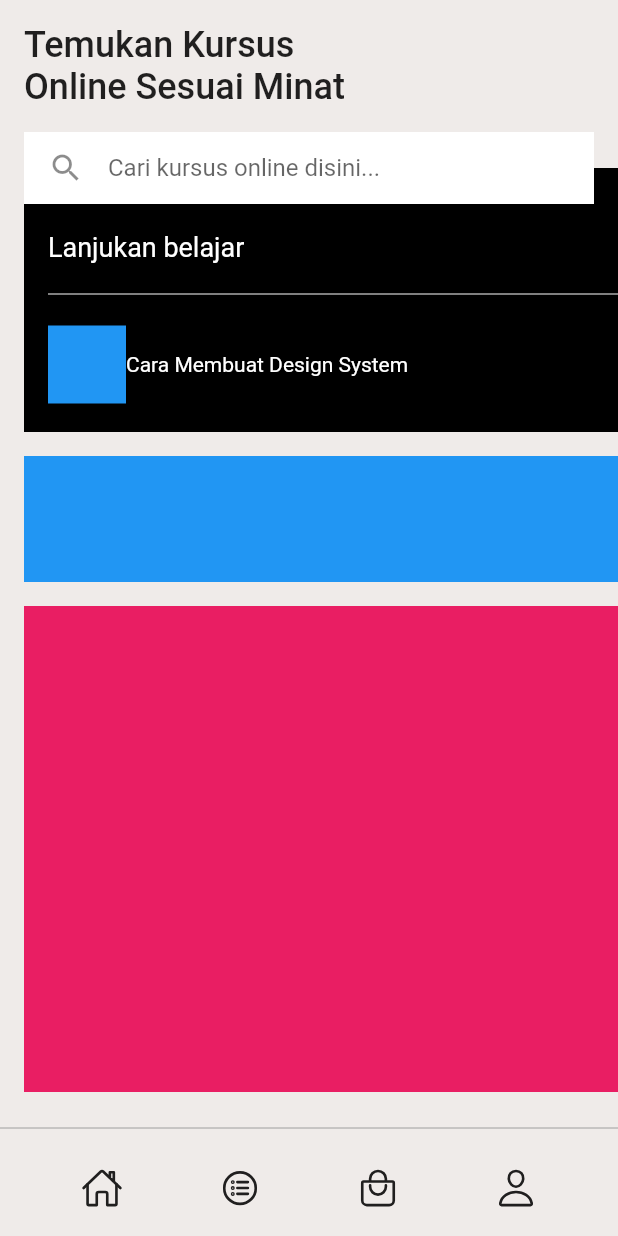
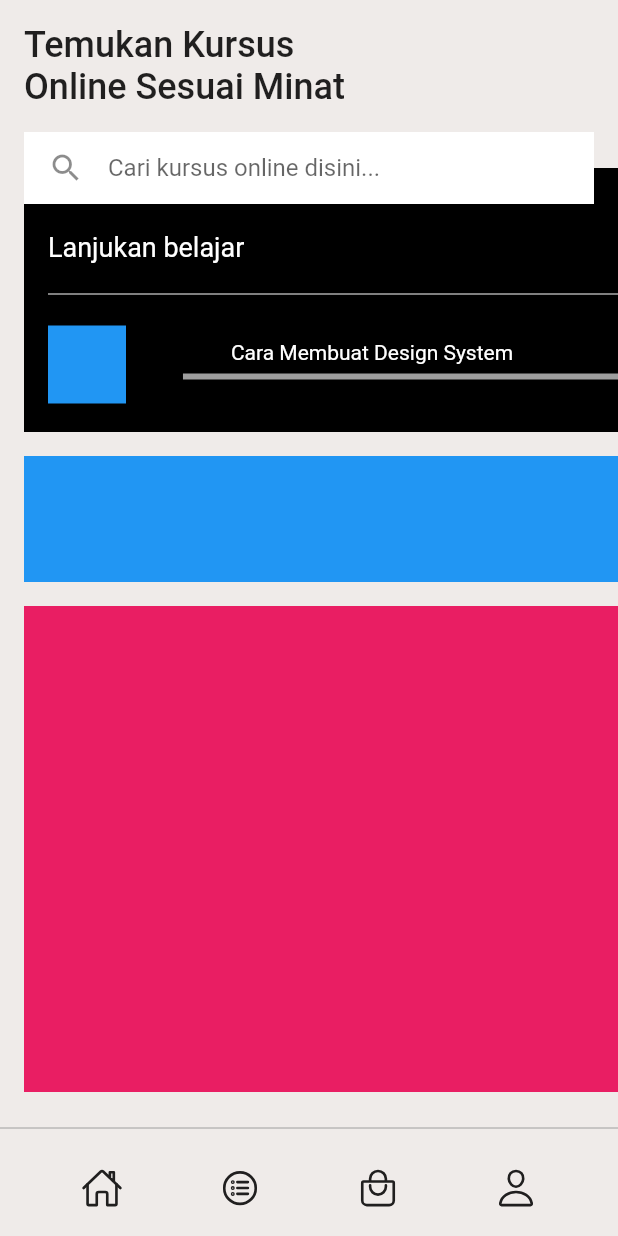
Before and after one commit to JAICHANGPARK/flutter_notebook_19th_story, a Flutter app: the screen it shows after launch, on a phone screen of 412 x 824 dp. Run offline on Flutter 3.47's test engine with Material 2 defaults, Android fonts, the phone set to English and light mode, and no system bars; our stand-ins replace bubble_tab_indicator, cached_network_image, countup, fl_chart, flutter_riverpod, freezed_annotation and 4 more.

Commit message:
Update e_course_home_page.dart

```diff
--- a/lib/ep1148_e_course_app/src/ui/e_course_home_page.dart
+++ b/lib/ep1148_e_course_app/src/ui/e_course_home_page.dart
@@ -81,15 +81,33 @@ class _ECourseHomePageState extends State<ECourseHomePage> {
                                             color: Colors.blue,
                                           ),
                                         ),
-                                        Column(
+                                        Expanded(
+                                          child: Column(
                                             children: [
                                               Text(
                                                 "Cara Membuat Design System",
                                                 style: TextStyle(
                                                   color: Colors.white,
                                                 ),
+                                              ),
+                                              Row(
+                                                children: [
+                                                  Text("30%"),
+                                                  SizedBox(
+                                                    width: 12,
+                                                  ),
+                                                  Expanded(
+                                                    child: Container(
+                                                      height: 4,
+                                                      decoration: BoxDecoration(
+                                                        color: Colors.grey,
+                                                      ),
+                                                    ),
                                                   )
                                                 ],
+                                              )
+                                            ],
+                                          ),
                                         )
                                       ],
                                     )
```
Lines whose indentation alone changed are shown as unchanged.
